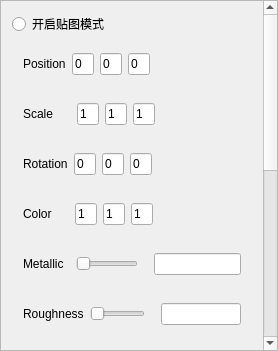
TenWoods/PBR_Renderer, file Property.ui: the form before one commit.
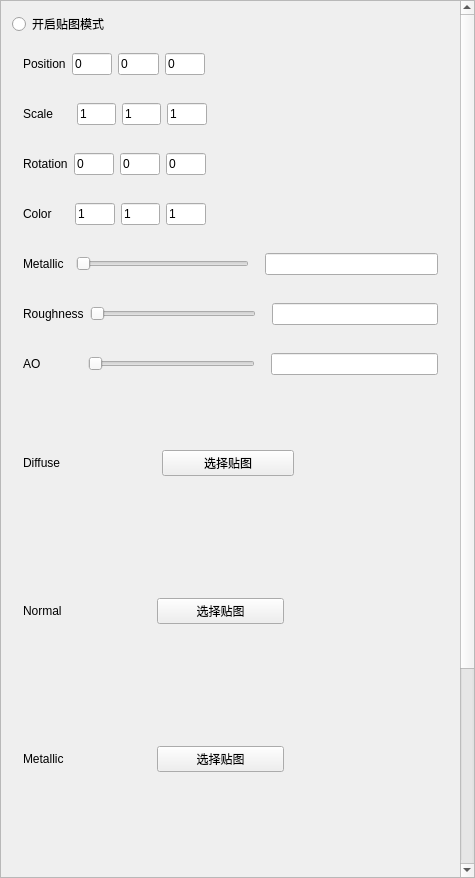
The form after the commit.

Patch:
```diff
--- a/Property.ui
+++ b/Property.ui
@@ -6,8 +6,8 @@
    <rect>
     <x>0</x>
     <y>0</y>
-    <width>278</width>
-    <height>351</height>
+    <width>475</width>
+    <height>878</height>
    </rect>
   </property>
   <property name="maximumSize">
@@ -20,6 +20,9 @@
    <string>Property</string>
   </property>
   <layout class="QVBoxLayout" name="verticalLayout">
+   <property name="spacing">
+    <number>6</number>
+   </property>
    <property name="leftMargin">
     <number>0</number>
    </property>
@@ -41,9 +44,9 @@
       <property name="geometry">
        <rect>
         <x>0</x>
-        <y>-281</y>
-        <width>259</width>
-        <height>630</height>
+        <y>0</y>
+        <width>456</width>
+        <height>1068</height>
        </rect>
       </property>
       <layout class="QVBoxLayout" name="verticalLayout_2">
@@ -507,26 +510,10 @@
           <item>
            <widget class="QLabel" name="label_5">
             <property name="text">
-             <string>Diffuse Texture</string>
+             <string>Diffuse</string>
             </property>
            </widget>
           </item>
-          <item>
-           <spacer name="horizontalSpacer_23">
-            <property name="orientation">
-             <enum>Qt::Horizontal</enum>
-            </property>
-            <property name="sizeType">
-             <enum>QSizePolicy::Fixed</enum>
-            </property>
-            <property name="sizeHint" stdset="0">
-             <size>
-              <width>13</width>
-              <height>20</height>
-             </size>
-            </property>
-           </spacer>
-          </item>
           <item>
            <widget class="QPushButton" name="diffuseButton">
             <property name="text">
@@ -535,63 +522,24 @@
            </widget>
           </item>
           <item>
-           <spacer name="horizontalSpacer_9">
-            <property name="orientation">
-             <enum>Qt::Horizontal</enum>
-            </property>
-            <property name="sizeHint" stdset="0">
-             <size>
-              <width>40</width>
-              <height>20</height>
-             </size>
-            </property>
-           </spacer>
-          </item>
-         </layout>
-        </widget>
-       </item>
-       <item>
-        <widget class="QWidget" name="specularWidget" native="true">
-         <layout class="QHBoxLayout" name="horizontalLayout_6">
-          <item>
-           <widget class="QLabel" name="label_7">
+           <widget class="QLabel" name="label_diffuse">
             <property name="text">
-             <string>Specular Texture</string>
+             <string/>
             </property>
            </widget>
           </item>
           <item>
-           <spacer name="horizontalSpacer_22">
+           <spacer name="verticalSpacer">
             <property name="orientation">
-             <enum>Qt::Horizontal</enum>
+             <enum>Qt::Vertical</enum>
             </property>
             <property name="sizeType">
              <enum>QSizePolicy::Fixed</enum>
             </property>
             <property name="sizeHint" stdset="0">
              <size>
-              <width>7</width>
-              <height>20</height>
-             </size>
-            </property>
-           </spacer>
-          </item>
-          <item>
-           <widget class="QPushButton" name="specularButton">
-            <property name="text">
-             <string>选择贴图</string>
-            </property>
-           </widget>
-          </item>
-          <item>
-           <spacer name="horizontalSpacer_10">
-            <property name="orientation">
-             <enum>Qt::Horizontal</enum>
-            </property>
-            <property name="sizeHint" stdset="0">
-             <size>
-              <width>40</width>
-              <height>20</height>
+              <width>5</width>
+              <height>120</height>
              </size>
             </property>
            </spacer>
@@ -609,22 +557,6 @@
             </property>
            </widget>
           </item>
-          <item>
-           <spacer name="horizontalSpacer_21">
-            <property name="orientation">
-             <enum>Qt::Horizontal</enum>
-            </property>
-            <property name="sizeType">
-             <enum>QSizePolicy::Fixed</enum>
-            </property>
-            <property name="sizeHint" stdset="0">
-             <size>
-              <width>67</width>
-              <height>20</height>
-             </size>
-            </property>
-           </spacer>
-          </item>
           <item>
            <widget class="QPushButton" name="normalButton">
             <property name="text">
@@ -633,14 +565,24 @@
            </widget>
           </item>
           <item>
-           <spacer name="horizontalSpacer_11">
+           <widget class="QLabel" name="label_normal">
+            <property name="text">
+             <string/>
+            </property>
+           </widget>
+          </item>
+          <item>
+           <spacer name="verticalSpacer_3">
             <property name="orientation">
-             <enum>Qt::Horizontal</enum>
+             <enum>Qt::Vertical</enum>
+            </property>
+            <property name="sizeType">
+             <enum>QSizePolicy::Fixed</enum>
             </property>
             <property name="sizeHint" stdset="0">
              <size>
-              <width>40</width>
-              <height>20</height>
+              <width>20</width>
+              <height>120</height>
              </size>
             </property>
            </spacer>
@@ -654,26 +596,10 @@
           <item>
            <widget class="QLabel" name="label_9">
             <property name="text">
-             <string>Metallic Texture</string>
+             <string>Metallic </string>
             </property>
            </widget>
           </item>
-          <item>
-           <spacer name="horizontalSpacer_24">
-            <property name="orientation">
-             <enum>Qt::Horizontal</enum>
-            </property>
-            <property name="sizeType">
-             <enum>QSizePolicy::Fixed</enum>
-            </property>
-            <property name="sizeHint" stdset="0">
-             <size>
-              <width>7</width>
-              <height>20</height>
-             </size>
-            </property>
-           </spacer>
-          </item>
           <item>
            <widget class="QPushButton" name="metallicButton">
             <property name="text">
@@ -682,14 +608,24 @@
            </widget>
           </item>
           <item>
-           <spacer name="horizontalSpacer_12">
+           <widget class="QLabel" name="label_metallic">
+            <property name="text">
+             <string/>
+            </property>
+           </widget>
+          </item>
+          <item>
+           <spacer name="verticalSpacer_4">
             <property name="orientation">
-             <enum>Qt::Horizontal</enum>
+             <enum>Qt::Vertical</enum>
+            </property>
+            <property name="sizeType">
+             <enum>QSizePolicy::Fixed</enum>
             </property>
             <property name="sizeHint" stdset="0">
              <size>
-              <width>40</width>
-              <height>20</height>
+              <width>20</width>
+              <height>120</height>
              </size>
             </property>
            </spacer>
@@ -703,7 +639,7 @@
           <item>
            <widget class="QLabel" name="label_10">
             <property name="text">
-             <string>Roughness Texture</string>
+             <string>Roughness</string>
             </property>
            </widget>
           </item>
@@ -731,14 +667,24 @@
            </widget>
           </item>
           <item>
-           <spacer name="horizontalSpacer_13">
+           <widget class="QLabel" name="label_roughness">
+            <property name="text">
+             <string/>
+            </property>
+           </widget>
+          </item>
+          <item>
+           <spacer name="verticalSpacer_5">
             <property name="orientation">
-             <enum>Qt::Horizontal</enum>
+             <enum>Qt::Vertical</enum>
+            </property>
+            <property name="sizeType">
+             <enum>QSizePolicy::Fixed</enum>
             </property>
             <property name="sizeHint" stdset="0">
              <size>
-              <width>40</width>
-              <height>20</height>
+              <width>20</width>
+              <height>120</height>
              </size>
             </property>
            </spacer>
@@ -752,26 +698,10 @@
           <item>
            <widget class="QLabel" name="label_6">
             <property name="text">
-             <string>AO Texture</string>
+             <string>AO </string>
             </property>
            </widget>
           </item>
-          <item>
-           <spacer name="horizontalSpacer_26">
-            <property name="orientation">
-             <enum>Qt::Horizontal</enum>
-            </property>
-            <property name="sizeType">
-             <enum>QSizePolicy::Fixed</enum>
-            </property>
-            <property name="sizeHint" stdset="0">
-             <size>
-              <width>42</width>
-              <height>20</height>
-             </size>
-            </property>
-           </spacer>
-          </item>
           <item>
            <widget class="QPushButton" name="AOButton">
             <property name="text">
@@ -780,14 +710,24 @@
            </widget>
           </item>
           <item>
-           <spacer name="horizontalSpacer_14">
+           <widget class="QLabel" name="label_ao">
+            <property name="text">
+             <string/>
+            </property>
+           </widget>
+          </item>
+          <item>
+           <spacer name="verticalSpacer_6">
             <property name="orientation">
-             <enum>Qt::Horizontal</enum>
+             <enum>Qt::Vertical</enum>
+            </property>
+            <property name="sizeType">
+             <enum>QSizePolicy::Fixed</enum>
             </property>
             <property name="sizeHint" stdset="0">
              <size>
-              <width>40</width>
-              <height>20</height>
+              <width>20</width>
+              <height>120</height>
              </size>
             </property>
            </spacer>
```
